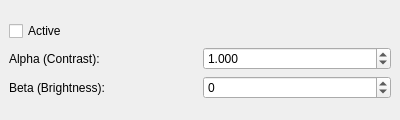
This is src/WhiskerToolbox/Media_Widget/MediaProcessing_Widget/ProcessingOptions/ContrastWidget.ui in paulmthompson/WhiskerToolbox as Qt 5 draws it before an edit. The edited form follows.
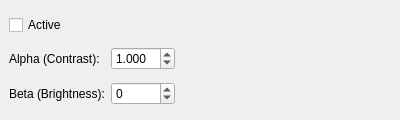
This is the edited form.

Diff of the .ui file:
```diff
--- a/src/WhiskerToolbox/Media_Widget/MediaProcessing_Widget/ProcessingOptions/ContrastWidget.ui
+++ b/src/WhiskerToolbox/Media_Widget/MediaProcessing_Widget/ProcessingOptions/ContrastWidget.ui
@@ -13,7 +13,7 @@
   <property name="windowTitle">
    <string>Form</string>
   </property>
-  <layout class="QVBoxLayout" name="verticalLayout">
+  <layout class="QHBoxLayout" name="horizontalLayout">
    <property name="spacing">
     <number>6</number>
    </property>
@@ -98,6 +98,19 @@
      </item>
     </layout>
    </item>
+   <item>
+    <spacer name="horizontalSpacer">
+     <property name="orientation">
+      <enum>Qt::Orientation::Horizontal</enum>
+     </property>
+     <property name="sizeHint" stdset="0">
+      <size>
+       <width>40</width>
+       <height>20</height>
+      </size>
+     </property>
+    </spacer>
+   </item>
   </layout>
  </widget>
  <resources/>
```
